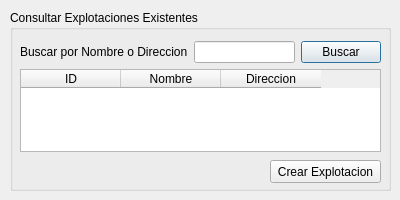
This is ui/dialogs/exp_dialog.ui in franciscocontreras93/agrae as Qt 5 draws it before an edit. The edited form follows.
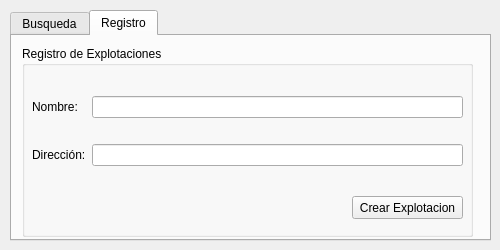
This is the edited form. The open tabs and pages were chosen to show the change.

Commit message: added function to load data from exp and cult dialogs

```diff
--- a/ui/dialogs/exp_dialog.ui
+++ b/ui/dialogs/exp_dialog.ui
@@ -6,65 +6,99 @@
    <rect>
     <x>0</x>
     <y>0</y>
-    <width>400</width>
-    <height>200</height>
+    <width>500</width>
+    <height>250</height>
    </rect>
   </property>
   <property name="minimumSize">
    <size>
-    <width>400</width>
-    <height>200</height>
+    <width>500</width>
+    <height>250</height>
    </size>
   </property>
   <property name="maximumSize">
    <size>
-    <width>400</width>
-    <height>200</height>
+    <width>500</width>
+    <height>250</height>
    </size>
   </property>
   <property name="windowTitle">
    <string>Explotaciones</string>
   </property>
-  <widget class="QGroupBox" name="groupBox">
+  <widget class="QTabWidget" name="tabWidget">
    <property name="geometry">
     <rect>
      <x>10</x>
      <y>10</y>
-     <width>381</width>
-     <height>181</height>
+     <width>481</width>
+     <height>231</height>
     </rect>
    </property>
-   <property name="title">
-    <string>Consultar Explotaciones Existentes</string>
+   <property name="minimumSize">
+    <size>
+     <width>0</width>
+     <height>0</height>
+    </size>
    </property>
-   <widget class="QWidget" name="gridLayoutWidget">
+   <property name="currentIndex">
+    <number>0</number>
+   </property>
+   <widget class="QWidget" name="tab">
+    <attribute name="title">
+     <string>Busqueda</string>
+    </attribute>
+    <widget class="QWidget" name="verticalLayoutWidget">
     <property name="geometry">
      <rect>
-      <x>10</x>
-      <y>31</y>
-      <width>361</width>
-      <height>111</height>
-     </rect>
-    </property>
-    <layout class="QGridLayout" name="gridLayout">
-     <item row="1" column="1">
-      <widget class="QLineEdit" name="lineEdit"/>
-     </item>
-     <item row="1" column="0">
+       <x>430</x>
+       <y>50</y>
+       <width>34</width>
+       <height>141</height>
+      </rect>
+     </property>
+     <layout class="QVBoxLayout" name="verticalLayout">
+      <item>
+       <widget class="QPushButton" name="pushButton">
+        <property name="text">
+         <string/>
+        </property>
+       </widget>
+      </item>
+     </layout>
+    </widget>
+    <widget class="QWidget" name="horizontalLayoutWidget_2">
+     <property name="geometry">
+      <rect>
+       <x>10</x>
+       <y>10</y>
+       <width>401</width>
+       <height>31</height>
+      </rect>
+     </property>
+     <layout class="QHBoxLayout" name="horizontalLayout_2">
+      <item>
       <widget class="QLabel" name="label">
        <property name="text">
         <string>Buscar por Nombre o Direccion</string>
        </property>
       </widget>
      </item>
-     <item row="1" column="2">
-      <widget class="QPushButton" name="btn_buscar">
-       <property name="text">
-        <string>Buscar</string>
-       </property>
-      </widget>
-     </item>
-     <item row="2" column="0" colspan="3">
+      <item>
+       <widget class="QLineEdit" name="lineEdit"/>
+      </item>
+     </layout>
+    </widget>
+    <widget class="QWidget" name="horizontalLayoutWidget">
+     <property name="geometry">
+      <rect>
+       <x>10</x>
+       <y>50</y>
+       <width>401</width>
+       <height>141</height>
+      </rect>
+     </property>
+     <layout class="QHBoxLayout" name="horizontalLayout">
+      <item>
       <widget class="QTableWidget" name="tableWidget">
        <property name="sizeAdjustPolicy">
         <enum>QAbstractScrollArea::AdjustToContents</enum>
@@ -94,10 +128,27 @@
      </item>
     </layout>
    </widget>
-   <widget class="QPushButton" name="pushButton">
+   </widget>
+   <widget class="QWidget" name="tab_2">
+    <attribute name="title">
+     <string>Registro</string>
+    </attribute>
+    <widget class="QGroupBox" name="groupBox_2">
     <property name="geometry">
      <rect>
-      <x>260</x>
+       <x>10</x>
+       <y>10</y>
+       <width>451</width>
+       <height>191</height>
+      </rect>
+     </property>
+     <property name="title">
+      <string>Registro de Explotaciones</string>
+     </property>
+     <widget class="QPushButton" name="pushButton_2">
+      <property name="geometry">
+       <rect>
+        <x>330</x>
       <y>150</y>
       <width>111</width>
       <height>23</height>
@@ -106,6 +157,40 @@
     <property name="text">
      <string>Crear Explotacion</string>
     </property>
+     </widget>
+     <widget class="QWidget" name="gridLayoutWidget">
+      <property name="geometry">
+       <rect>
+        <x>10</x>
+        <y>30</y>
+        <width>431</width>
+        <height>111</height>
+       </rect>
+      </property>
+      <layout class="QGridLayout" name="gridLayout">
+       <item row="1" column="1">
+        <widget class="QLineEdit" name="lineEdit_3"/>
+       </item>
+       <item row="0" column="1">
+        <widget class="QLineEdit" name="lineEdit_2"/>
+       </item>
+       <item row="0" column="0">
+        <widget class="QLabel" name="label_2">
+         <property name="text">
+          <string>Nombre:</string>
+         </property>
+        </widget>
+       </item>
+       <item row="1" column="0">
+        <widget class="QLabel" name="label_3">
+         <property name="text">
+          <string>Dirección:</string>
+         </property>
+        </widget>
+       </item>
+      </layout>
+     </widget>
+    </widget>
    </widget>
   </widget>
  </widget>
```
Lines whose indentation alone changed are shown as unchanged. The commit also changes 4 other files.
